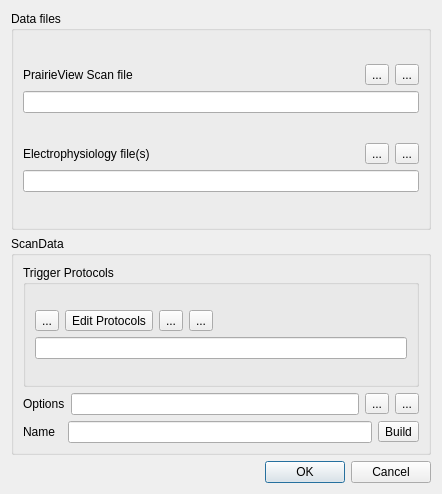
Before: the Qt Designer form src/scipyen/systems/PrairieImporter.ui in ctigaret/scipyen, drawn with Qt 5.
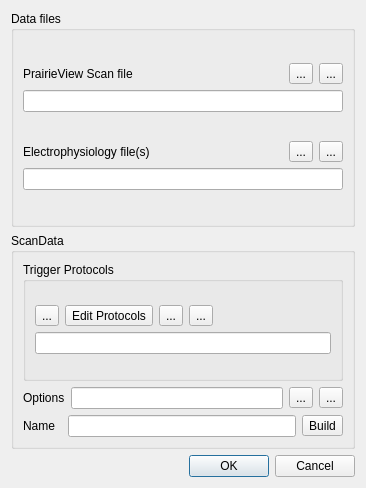
After: the same form once the commit is applied. Icons and pictures are not drawn.

Diff of the .ui file:
```diff
--- a/src/scipyen/systems/PrairieImporter.ui
+++ b/src/scipyen/systems/PrairieImporter.ui
@@ -6,8 +6,8 @@
    <rect>
     <x>0</x>
     <y>0</y>
-    <width>442</width>
-    <height>494</height>
+    <width>366</width>
+    <height>488</height>
    </rect>
   </property>
   <property name="windowTitle">
```
Left out of the diff: 39 changed lines with no effect on the pictures.
